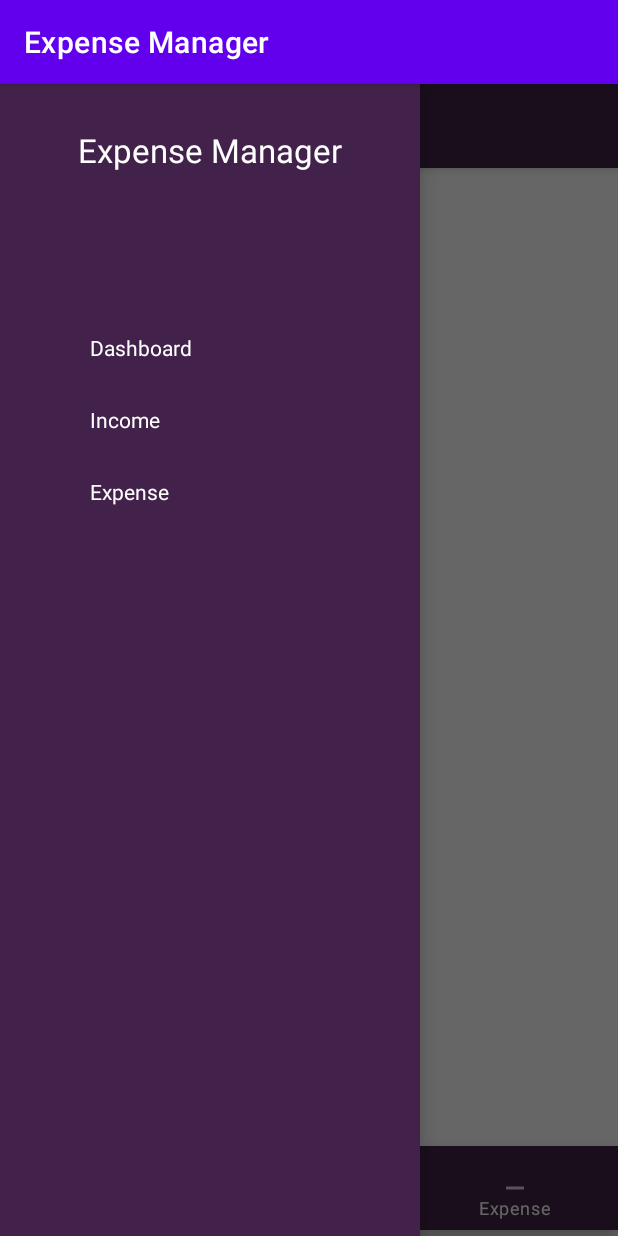
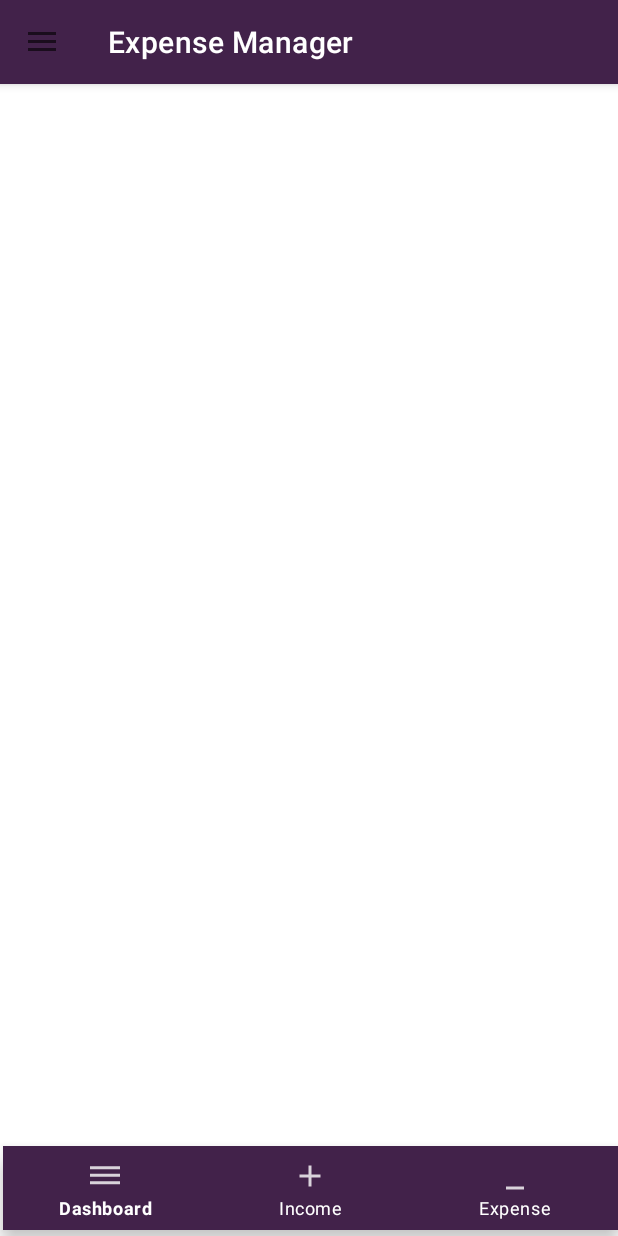
Before and after one commit to Alwaz/android-expense-tracker, an Android app: the HomeActivity screen opened directly, with no data from a screen before it, in the side drawer, after a tap on "Expense", on a phone screen of 412 x 824 dp. Run offline under Robolectric (Android 15) with nearby library versions, the phone set to English and light mode, and no system bars.

```diff
--- a/app/src/main/java/com/example/expensemanager/HomeActivity.java
+++ b/app/src/main/java/com/example/expensemanager/HomeActivity.java
@@ -1,14 +1,81 @@
 package com.example.expensemanager;
 
+import androidx.annotation.NonNull;
+import androidx.appcompat.app.ActionBarDrawerToggle;
 import androidx.appcompat.app.AppCompatActivity;
+import androidx.appcompat.widget.Toolbar;
+import androidx.core.view.GravityCompat;
+import androidx.drawerlayout.widget.DrawerLayout;
+import androidx.fragment.app.Fragment;
+import androidx.fragment.app.FragmentTransaction;
 
 import android.os.Bundle;
+import android.view.Gravity;
+import android.view.MenuItem;
 
-public class HomeActivity extends AppCompatActivity {
+import com.google.android.material.navigation.NavigationView;
+
+public class HomeActivity extends AppCompatActivity implements NavigationView.OnNavigationItemSelectedListener {
 
     @Override
     protected void onCreate(Bundle savedInstanceState) {
         super.onCreate(savedInstanceState);
         setContentView(R.layout.activity_home);
+
+        Toolbar toolbar=findViewById(R.id.my_toolbar);
+        toolbar.setTitle("Expense Manager");
+        setSupportActionBar(toolbar);
+
+        DrawerLayout drawerLayout=findViewById(R.id.drawer_layout);
+
+        ActionBarDrawerToggle toggle=new ActionBarDrawerToggle(this,
+                drawerLayout,toolbar,R.string.navigation_drawer_open, R.string.navigation_drawer_close);
+
+        drawerLayout.addDrawerListener(toggle);
+        toggle.syncState();
+
+        NavigationView navigationView=findViewById(R.id.naView);
+        navigationView.setNavigationItemSelectedListener(this);
+    }
+
+
+    @Override
+    public void onBackPressed() {
+        DrawerLayout drawerLayout=findViewById(R.id.drawer_layout);
+        if(drawerLayout.isDrawerOpen(GravityCompat.END)){
+            drawerLayout.closeDrawer(GravityCompat.END);
+        }else {
+            super.onBackPressed();
+        }
+    }
+
+
+    public void displaySelectedListener(int itemID){
+        Fragment fragment=null;
+
+        switch (itemID){
+            case R.id.dashboard:
+                break;
+            case R.id.expense:
+                break;
+            case R.id.income:
+                break;
+        }
+
+        if(fragment!=null){
+            FragmentTransaction ft=getSupportFragmentManager().beginTransaction();
+            ft.replace(R.id.main_frame,fragment);
+            ft.commit();
+        }
+
+        DrawerLayout drawerLayout=findViewById(R.id.drawer_layout);
+        drawerLayout.closeDrawer(GravityCompat.START);
+
+    }
+
+    @Override
+    public boolean onNavigationItemSelected(@NonNull MenuItem item) {
+        displaySelectedListener(item.getItemId());
+        return true;
     }
 }
--- a/app/src/main/res/layout/appbar_layout.xml
+++ b/app/src/main/res/layout/appbar_layout.xml
@@ -15,7 +15,6 @@
             android:layout_height="wrap_content"
             android:id="@+id/my_toolbar"
             android:background="@color/toolbar_color"
-
             app:titleTextColor="@color/white">
 
 
--- a/app/src/main/res/layout/nav_header.xml
+++ b/app/src/main/res/layout/nav_header.xml
@@ -16,6 +16,7 @@
         android:gravity="center"
         android:textAppearance="?android:textAppearanceLarge"
         android:textColor="@color/white"
+
         />
 
 </LinearLayout>
--- a/app/src/main/res/values/strings.xml
+++ b/app/src/main/res/values/strings.xml
@@ -1,3 +1,6 @@
 <resources>
     <string name="app_name">Expense Manager</string>
+
+    <string name="navigation_drawer_open">Open Navigation Drawer</string>
+    <string name="navigation_drawer_close">Close Navigation Drawer</string>
 </resources>
--- a/app/src/main/res/values/themes.xml
+++ b/app/src/main/res/values/themes.xml
@@ -12,5 +12,8 @@
         <!-- Status bar color. -->
         <item name="android:statusBarColor" tools:targetApi="l">?attr/colorPrimaryVariant</item>
         <!-- Customize your theme here. -->
+        <item name="windowActionBar">false</item>
+        <item name="windowNoTitle">true</item>
+
     </style>
 </resources>
```
